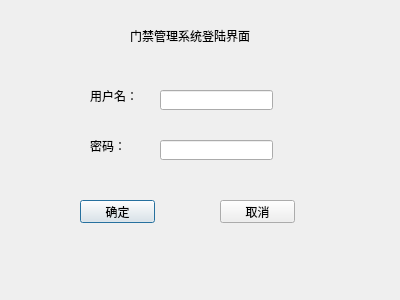
Above: Attendance/login.ui from embpgp/attendance before the change. Below: the same form after it.
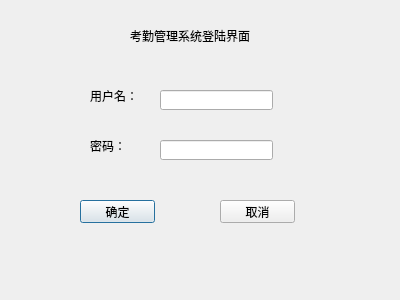
That is the form after the change.

Diff of the .ui file:
```diff
--- a/Attendance/login.ui
+++ b/Attendance/login.ui
@@ -95,7 +95,7 @@
     </rect>
    </property>
    <property name="text">
-    <string>门禁管理系统登陆界面</string>
+    <string>考勤管理系统登陆界面</string>
    </property>
   </widget>
  </widget>
```
